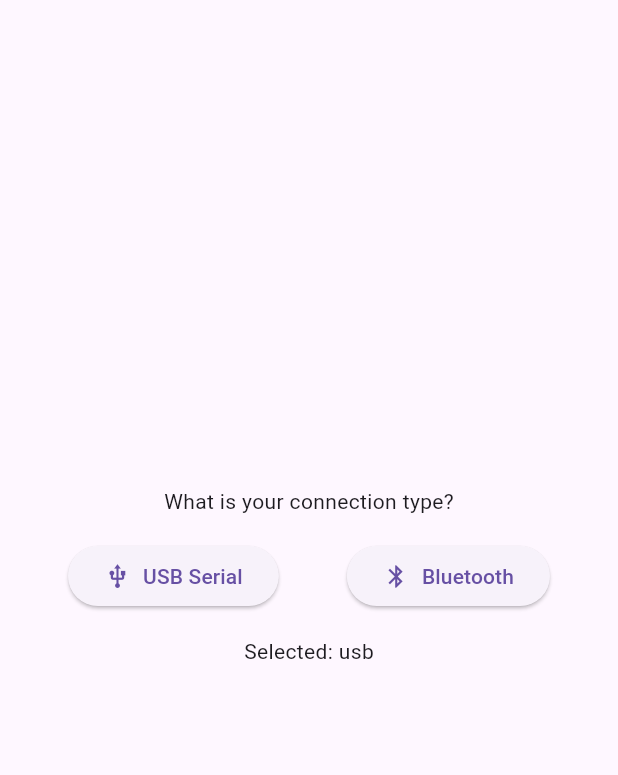
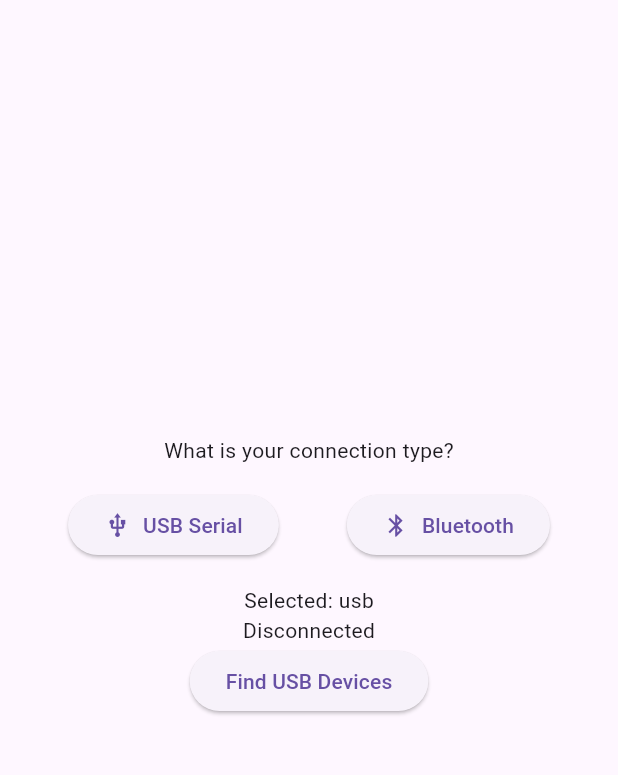
Before and after one commit to HexSK/miku_flutter, a Flutter app: the screen it shows after launch, after a tap on "USB Serial", on a phone screen of 412 x 824 dp, the part 84-859 px from its top. Run offline on Flutter 3.47's test engine with Material 3 defaults, Android fonts, the phone set to English and light mode, and no system bars; our stand-ins replace audioplayers; missing offline and left inert: usb_serial; network calls fail.

Commit message:
made connection dialogue work, miku miku beam not working anymore, now receiving data from pico aswell

```diff
--- a/lib/main.dart
+++ b/lib/main.dart
@@ -2,6 +2,7 @@ import 'package:flutter/material.dart';
 
 import 'widgets/appbar.dart';
 import 'widgets/connection_dialogue.dart';
+import 'widgets/usb_controller.dart';
 
 void main() => runApp(MikuControllerApp());
 
@@ -32,7 +33,9 @@ class _MikuControllerAppState extends State<MikuControllerApp>{
               ConnectionDialogue(
                 connectionType: connectionType,
                 onConnectionSelected: _setConnectionType
-              )
+              ),
+              if (connectionType == 'usb')
+                const UsbController(),
             ],
           ),
         )
--- /dev/null
+++ b/lib/widgets/usb_controller.dart
@@ -0,0 +1,135 @@
+import 'package:flutter/material.dart';
+import 'package:usb_serial/usb_serial.dart';
+import 'dart:typed_data'; //for Uint8list
+
+class UsbController extends StatefulWidget {
+  const UsbController({super.key});
+
+  @override
+  State<UsbController> createState() => _UsbControllerState();
+}
+
+class _UsbControllerState extends State<UsbController>{
+  //what data do we need to track?
+  bool isConnected = false; //are we connected?
+  String status = 'Disconnected'; //what;s happening?
+  List<UsbDevice> availableDevices = []; //list of found devices
+  UsbPort? port; //add ts to store connecte dport
+  int sliderValue = 0; //slider position
+
+  //what can we do?
+  void findDevices() async {
+    //ask android for devices
+    setState(() => status = "Searching for devices...");
+
+    //from the usb_serial package:
+    List<UsbDevice> devices = await UsbSerial.listDevices();
+
+    setState(() {
+      availableDevices = devices;
+      status = "Found ${devices.length} devices";
+    });
+  }
+
+  void connectToDevice(UsbDevice device) async {
+    //try to connect to specific device
+    setState(() => status = "Connecting to ${device.productName}...");
+
+    //store port here
+    port = await device.create();
+
+    //try to open connection
+    bool connected = await port!.open();
+
+    if (connected) {
+      _startListening();
+      setState((){
+        isConnected = true;
+        status = "Connected to ${device.productName}";
+      });
+    } else {
+      setState(() =>
+      status = "Failed to connect to ${device.productName}"
+      );
+    }
+
+
+  }
+
+  void _startListening() {
+    //listen for data from pico
+    port!.inputStream!.listen(
+      (Uint8List data) {
+        //success callback
+        String response = String.fromCharCodes(data).trim();
+        setState(() {
+          String picoResponse = response;
+          status = "Pico: $picoResponse";
+        });
+      },
+      onError: (error) {
+        print("USB ERROR: $error");
+        setState(() => status = "USB ERROR: $error");
+      },
+    );
+  }
+
+  void sendCommand(String command) async { //not need port param, use state var
+    //send data to device
+    if (!isConnected || port == null) {
+      setState(() => status = "Not connected!");
+      return;
+    }
+
+    //convert string to bytes and send
+    Uint8List bytes = Uint8List.fromList("$command\n".codeUnits);
+    port!.write(bytes);
+    print("Sent: $command");
+  }
+
+  @override
+  Widget build(BuildContext context){
+    return Column(
+      children: [
+        //status display
+        Text(status),
+
+        //conn butt
+        if (!isConnected)
+          ElevatedButton(
+            onPressed: findDevices,
+            child: Text('Find USB Devices'),
+          ),
+
+        //device list (show after searching)
+        if (availableDevices.isNotEmpty && !isConnected)
+          Column(
+            children:
+              availableDevices.map((device) => //fix map syntax dumb bitch
+              ListTile( //ListTile not ListTitle you idiot
+                title: Text(device.productName ?? "Unknown"),
+                subtitle: Text("ID: ${device.deviceId}"),
+                onTap: () => connectToDevice(device),
+              )).toList() //we up we fix
+          ),
+
+        //controls (only show when connected)
+        if (isConnected) ...[ //...[] spread operator, like ima spread your legs
+          Slider(
+            value: sliderValue.toDouble(), //use the var not fixed
+            onChanged: (value) {
+              setState(() => sliderValue = value.round()); //update slider position
+              sendCommand("SET-$sliderValue");
+            },
+            min: 0,
+            max: 100,
+          ),
+          ElevatedButton(
+            onPressed: () => sendCommand("CALIBRATE"), //no port param needed
+            child: Text("Calibrate Servo")
+          )
+        ]
+      ],
+    );
+  }
+}
--- a/pubspec.yaml
+++ b/pubspec.yaml
@@ -9,12 +9,13 @@ environment:
 dependencies:
   flutter:
     sdk: flutter
-  audioplayers: ^5.0.0
+  audioplayers: ^6.5.1
+  usb_serial: ^0.5.2
 
 dev_dependencies:
   flutter_test:
     sdk: flutter
-  flutter_lints: ^5.0.0
+  flutter_lints: ^6.0.0
 
 flutter:
   uses-material-design: true
```
Also changed, not shown: pubspec.lock, 6 other files. Lines whose indentation alone changed are shown as unchanged.
